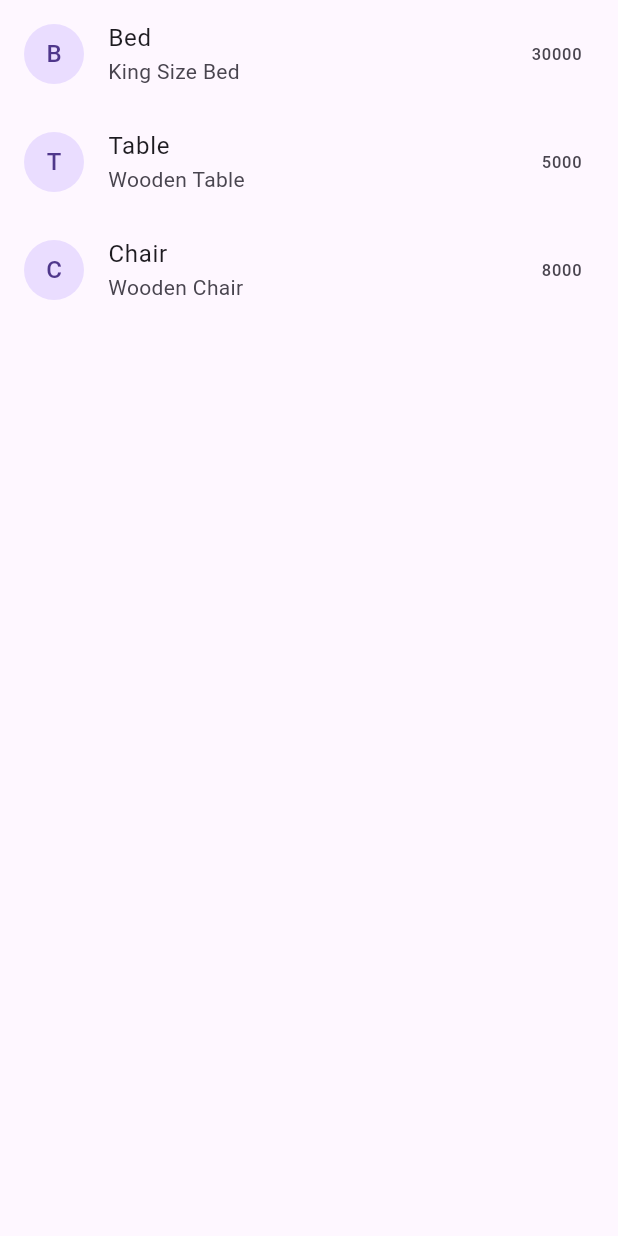
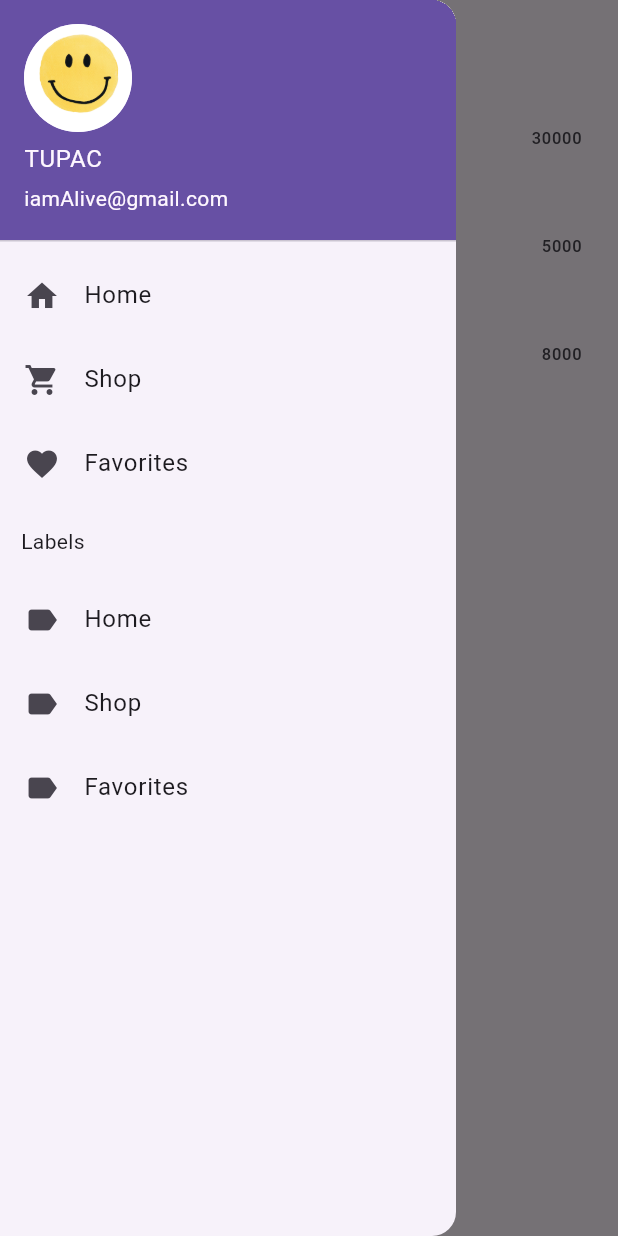
Before and after one commit to Alionit01/Flutter_Practice, a Flutter app: the screen it shows after launch, with the side drawer open (before the commit the screen has no drawer), on a phone screen of 412 x 824 dp. Run offline on Flutter 3.47's test engine with Material 3 defaults, Android fonts, the phone set to English and light mode, and no system bars; our stand-ins replace font_awesome_flutter.

Commit message:
Implemented Navigation Drawer

```diff
--- a/practiseApps/firstApp/flutter_application_1/lib/screens/Home.dart
+++ b/practiseApps/firstApp/flutter_application_1/lib/screens/Home.dart
@@ -10,6 +10,31 @@ class Home extends StatelessWidget {
   @override
   Widget build(BuildContext context) {
     return Scaffold(
+      appBar: AppBar(title: Text("Navigation Drawer"),),
+      drawer: Drawer(
+        child: ListView(
+          children: [
+            UserAccountsDrawerHeader(
+              accountEmail: Text("iamAlive@gmail.com"),
+              accountName: Text("TUPAC"),
+              currentAccountPicture: CircleAvatar(foregroundImage: AssetImage("assets/smileyFace.png"),),
+
+            ),
+            ListTile(leading: Icon(Icons.home), title: Text("Home"),),
+            ListTile(leading: Icon(Icons.shopping_cart), title: Text("Shop"),),
+            ListTile(leading: Icon(Icons.favorite), title: Text("Favorites"),),
+            Padding(
+            padding: const EdgeInsets.all(14.0),
+            child: Text("Labels"),
+            ),
+            ListTile(leading: Icon(Icons.label), title: Text("Home"),),
+            ListTile(leading: Icon(Icons.label), title: Text("Shop"),),
+            ListTile(leading: Icon(Icons.label), title: Text("Favorites"),),
+
+          ],
+        ),
+      ),
+
      body: Container(
       child: ListView.builder(
         itemCount: products.length,
```
